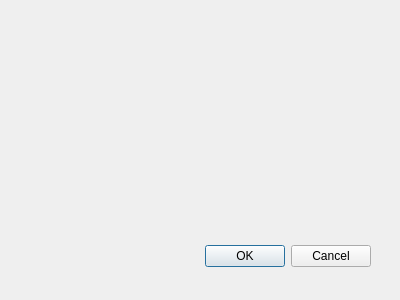
Before: the Qt Designer form newstudent.ui in RasolomananaOlivier/eni-registration-management, drawn with Qt 5.
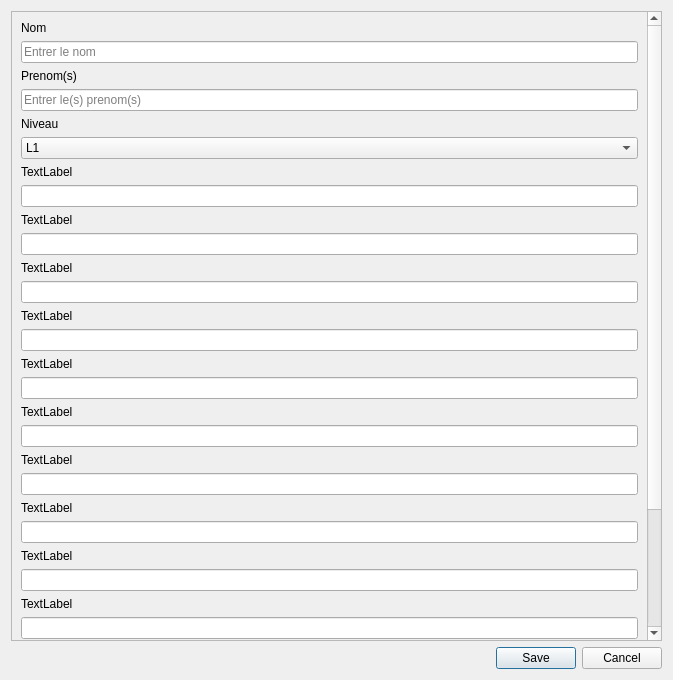
After: the same form once the commit is applied.

Commit message: Here is the db

The edit to the form file:
```diff
--- a/newstudent.ui
+++ b/newstudent.ui
@@ -8,29 +8,302 @@
    <rect>
     <x>0</x>
     <y>0</y>
-    <width>400</width>
-    <height>300</height>
+    <width>673</width>
+    <height>680</height>
    </rect>
   </property>
   <property name="windowTitle">
    <string>Dialog</string>
   </property>
-  <widget name="buttonBox" class="QDialogButtonBox">
-   <property name="geometry">
-    <rect>
-     <x>30</x>
-     <y>240</y>
-     <width>341</width>
-     <height>32</height>
-    </rect>
-   </property>
-   <property name="orientation">
-    <enum>Qt::Horizontal</enum>
-   </property>
-   <property name="standardButtons">
-    <set>QDialogButtonBox::Cancel|QDialogButtonBox::Ok</set>
-   </property>
-  </widget>
+  <layout class="QGridLayout" name="gridLayout">
+   <item row="0" column="0">
+    <widget class="QScrollArea" name="scrollArea">
+     <property name="widgetResizable">
+      <bool>true</bool>
+     </property>
+     <widget class="QWidget" name="scrollAreaWidgetContents">
+      <property name="geometry">
+       <rect>
+        <x>0</x>
+        <y>0</y>
+        <width>639</width>
+        <height>796</height>
+       </rect>
+      </property>
+      <layout class="QVBoxLayout" name="verticalLayout">
+       <item>
+        <layout class="QVBoxLayout" name="verticalLayout_2">
+         <item>
+          <widget class="QLabel" name="label">
+           <property name="text">
+            <string>Nom</string>
+           </property>
+          </widget>
+         </item>
+         <item>
+          <widget class="QLineEdit" name="lineEdit">
+           <property name="placeholderText">
+            <string>Entrer le nom</string>
+           </property>
+          </widget>
+         </item>
+        </layout>
+       </item>
+       <item>
+        <layout class="QVBoxLayout" name="verticalLayout_7">
+         <item>
+          <widget class="QLabel" name="label_6">
+           <property name="text">
+            <string>Prenom(s)</string>
+           </property>
+          </widget>
+         </item>
+         <item>
+          <widget class="QLineEdit" name="lineEdit_6">
+           <property name="placeholderText">
+            <string>Entrer le(s) prenom(s)</string>
+           </property>
+          </widget>
+         </item>
+        </layout>
+       </item>
+       <item>
+        <layout class="QVBoxLayout" name="verticalLayout_3">
+         <item>
+          <widget class="QLabel" name="label_2">
+           <property name="text">
+            <string>Niveau</string>
+           </property>
+          </widget>
+         </item>
+         <item>
+          <widget class="QComboBox" name="comboBox">
+           <item>
+            <property name="text">
+             <string>L1</string>
+            </property>
+           </item>
+           <item>
+            <property name="text">
+             <string>L2</string>
+            </property>
+           </item>
+           <item>
+            <property name="text">
+             <string>L3</string>
+            </property>
+           </item>
+           <item>
+            <property name="text">
+             <string>M1</string>
+            </property>
+           </item>
+           <item>
+            <property name="text">
+             <string>M2</string>
+            </property>
+           </item>
+          </widget>
+         </item>
+        </layout>
+       </item>
+       <item>
+        <layout class="QVBoxLayout" name="verticalLayout_10">
+         <item>
+          <widget class="QLabel" name="label_9">
+           <property name="text">
+            <string>TextLabel</string>
+           </property>
+          </widget>
+         </item>
+         <item>
+          <widget class="QLineEdit" name="lineEdit_9"/>
+         </item>
+        </layout>
+       </item>
+       <item>
+        <layout class="QVBoxLayout" name="verticalLayout_4">
+         <item>
+          <widget class="QLabel" name="label_3">
+           <property name="text">
+            <string>TextLabel</string>
+           </property>
+          </widget>
+         </item>
+         <item>
+          <widget class="QLineEdit" name="lineEdit_3"/>
+         </item>
+        </layout>
+       </item>
+       <item>
+        <layout class="QVBoxLayout" name="verticalLayout_8">
+         <item>
+          <widget class="QLabel" name="label_7">
+           <property name="text">
+            <string>TextLabel</string>
+           </property>
+          </widget>
+         </item>
+         <item>
+          <widget class="QLineEdit" name="lineEdit_7"/>
+         </item>
+        </layout>
+       </item>
+       <item>
+        <layout class="QVBoxLayout" name="verticalLayout_5">
+         <item>
+          <widget class="QLabel" name="label_4">
+           <property name="text">
+            <string>TextLabel</string>
+           </property>
+          </widget>
+         </item>
+         <item>
+          <widget class="QLineEdit" name="lineEdit_4"/>
+         </item>
+        </layout>
+       </item>
+       <item>
+        <layout class="QVBoxLayout" name="verticalLayout_11">
+         <item>
+          <widget class="QLabel" name="label_10">
+           <property name="text">
+            <string>TextLabel</string>
+           </property>
+          </widget>
+         </item>
+         <item>
+          <widget class="QLineEdit" name="lineEdit_10"/>
+         </item>
+        </layout>
+       </item>
+       <item>
+        <layout class="QVBoxLayout" name="verticalLayout_6">
+         <item>
+          <widget class="QLabel" name="label_5">
+           <property name="text">
+            <string>TextLabel</string>
+           </property>
+          </widget>
+         </item>
+         <item>
+          <widget class="QLineEdit" name="lineEdit_5"/>
+         </item>
+        </layout>
+       </item>
+       <item>
+        <layout class="QVBoxLayout" name="verticalLayout_12">
+         <item>
+          <widget class="QLabel" name="label_11">
+           <property name="text">
+            <string>TextLabel</string>
+           </property>
+          </widget>
+         </item>
+         <item>
+          <widget class="QLineEdit" name="lineEdit_11"/>
+         </item>
+        </layout>
+       </item>
+       <item>
+        <layout class="QVBoxLayout" name="verticalLayout_14">
+         <item>
+          <widget class="QLabel" name="label_13">
+           <property name="text">
+            <string>TextLabel</string>
+           </property>
+          </widget>
+         </item>
+         <item>
+          <widget class="QLineEdit" name="lineEdit_13"/>
+         </item>
+        </layout>
+       </item>
+       <item>
+        <layout class="QVBoxLayout" name="verticalLayout_13">
+         <item>
+          <widget class="QLabel" name="label_12">
+           <property name="text">
+            <string>TextLabel</string>
+           </property>
+          </widget>
+         </item>
+         <item>
+          <widget class="QLineEdit" name="lineEdit_12"/>
+         </item>
+        </layout>
+       </item>
+       <item>
+        <layout class="QVBoxLayout" name="verticalLayout_15">
+         <item>
+          <widget class="QLabel" name="label_14">
+           <property name="text">
+            <string>TextLabel</string>
+           </property>
+          </widget>
+         </item>
+         <item>
+          <widget class="QLineEdit" name="lineEdit_14"/>
+         </item>
+        </layout>
+       </item>
+       <item>
+        <layout class="QVBoxLayout" name="verticalLayout_16">
+         <item>
+          <widget class="QLabel" name="label_15">
+           <property name="text">
+            <string>TextLabel</string>
+           </property>
+          </widget>
+         </item>
+         <item>
+          <widget class="QLineEdit" name="lineEdit_15"/>
+         </item>
+        </layout>
+       </item>
+       <item>
+        <layout class="QVBoxLayout" name="verticalLayout_9">
+         <item>
+          <widget class="QLabel" name="label_8">
+           <property name="text">
+            <string>TextLabel</string>
+           </property>
+          </widget>
+         </item>
+         <item>
+          <widget class="QLineEdit" name="lineEdit_8"/>
+         </item>
+        </layout>
+       </item>
+       <item>
+        <layout class="QVBoxLayout" name="verticalLayout_17">
+         <item>
+          <widget class="QLabel" name="label_16">
+           <property name="text">
+            <string>TextLabel</string>
+           </property>
+          </widget>
+         </item>
+         <item>
+          <widget class="QLineEdit" name="lineEdit_16"/>
+         </item>
+        </layout>
+       </item>
+      </layout>
+     </widget>
+    </widget>
+   </item>
+   <item row="1" column="0">
+    <widget class="QDialogButtonBox" name="buttonBox">
+     <property name="orientation">
+      <enum>Qt::Horizontal</enum>
+     </property>
+     <property name="standardButtons">
+      <set>QDialogButtonBox::Cancel|QDialogButtonBox::Save</set>
+     </property>
+    </widget>
+   </item>
+  </layout>
  </widget>
  <pixmapfunction/>
  <resources/>
```
Left out of the diff: 7 changed lines with no effect on the pictures. The commit also changes 1 other file.
